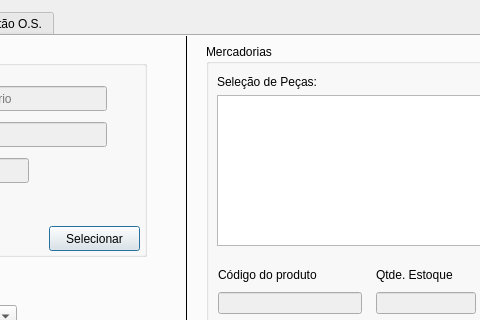
Old version of the form frm_ordemservico.ui in the repository ustop0/TCC; both pictures show x 126 to 606 and y 0 to 320 of the 830 by 667 pixel window.
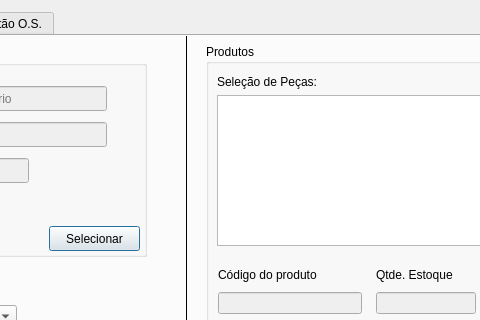
New version of the form.

Commit message: mudança nos relatórios

Diff of the .ui file:
```diff
--- a/frm_ordemservico.ui
+++ b/frm_ordemservico.ui
@@ -210,7 +210,7 @@
       </rect>
      </property>
      <property name="title">
-      <string>Mercadorias</string>
+      <string>Produtos</string>
      </property>
      <widget class="QTableWidget" name="tw_listapecas">
       <property name="geometry">
```
The commit also changes 1 other file.
